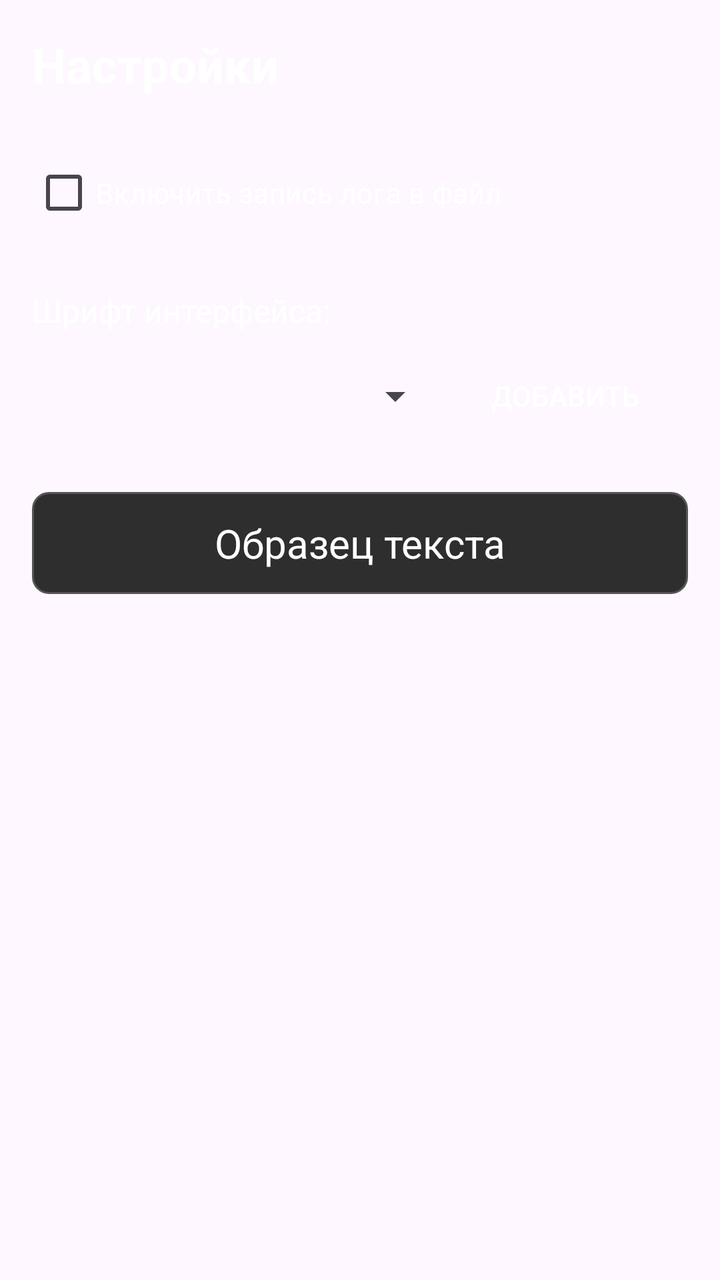
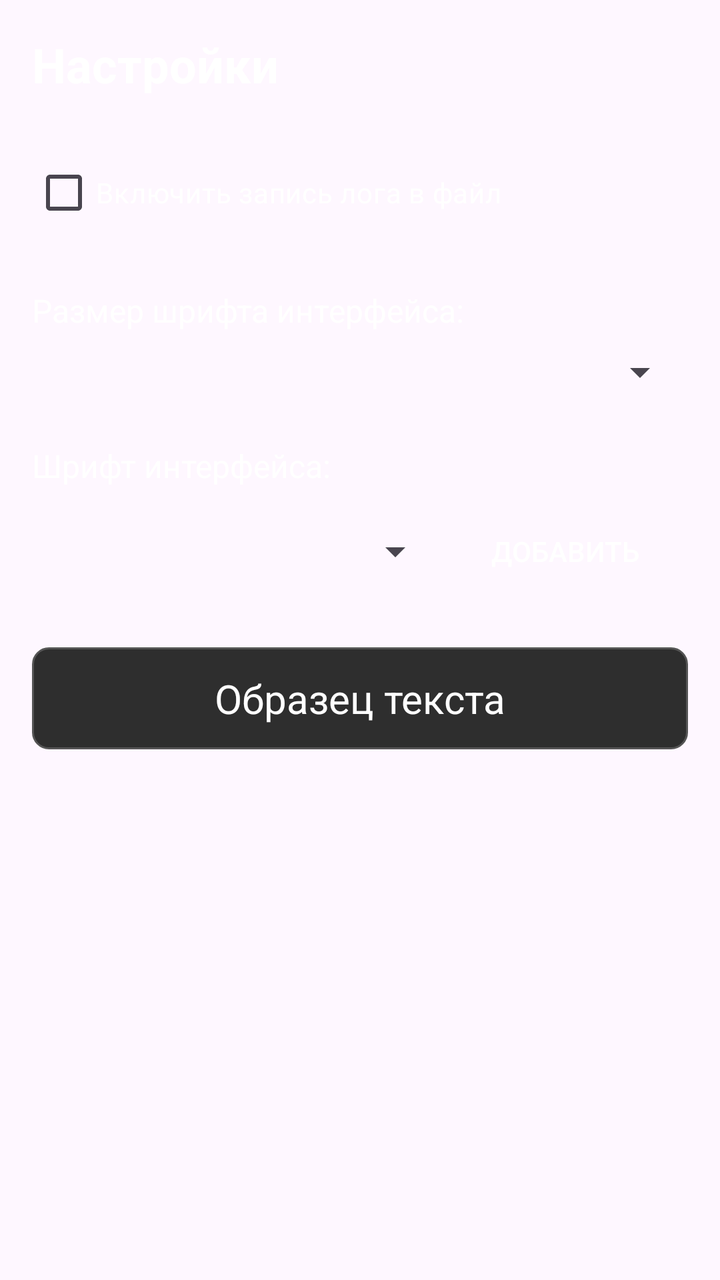

Before-and-after screenshots of an Android layout around one commit, followed by the original layout XML and the change that was made.
<!-- AndroidManifest.xml: application theme Theme.Adventure -->
<!-- res/layout/fragment_settings.xml -->
<?xml version="1.0" encoding="utf-8"?>
<LinearLayout xmlns:android="http://schemas.android.com/apk/res/android"
    android:layout_width="match_parent"
    android:layout_height="match_parent"
    android:orientation="vertical"
    android:padding="16dp">

    <TextView
        android:id="@+id/tv_settings_title"
        android:layout_width="wrap_content"
        android:layout_height="wrap_content"
        android:text="Настройки"
        android:textSize="24sp"
        android:textStyle="bold"
        android:textColor="#FFFFFF"
        android:layout_marginBottom="24dp" />

    
    <CheckBox
        android:id="@+id/cb_logging"
        android:layout_width="match_parent"
        android:layout_height="wrap_content"
        android:text="Включить запись лога в файл"
        android:textColor="#FFFFFF"
        android:layout_marginBottom="24dp" />

    
    <TextView
        android:layout_width="wrap_content"
        android:layout_height="wrap_content"
        android:text="Шрифт интерфейса:"
        android:textSize="16sp"
        android:textColor="#FFFFFF"
        android:layout_marginBottom="8dp" />

    <LinearLayout
        android:layout_width="match_parent"
        android:layout_height="wrap_content"
        android:orientation="horizontal"
        android:gravity="center_vertical"
        android:layout_marginBottom="8dp">

        <Spinner
            android:id="@+id/spinner_font"
            android:layout_width="0dp"
            android:layout_height="wrap_content"
            android:layout_weight="1" />

        <Button
            android:id="@+id/btn_add_font"
            android:layout_width="wrap_content"
            android:layout_height="wrap_content"
            android:text="Добавить"
            android:textColor="#FFFFFF"
            style="?android:attr/borderlessButtonStyle" />
    </LinearLayout>

    
    <TextView
        android:id="@+id/tv_font_sample"
        android:layout_width="match_parent"
        android:layout_height="wrap_content"
        android:text="Образец текста"
        android:textSize="20sp"
        android:textColor="#FFFFFF"
        android:gravity="center"
        android:layout_marginTop="16dp"
        android:padding="12dp"
        android:background="@drawable/scene_background" />

</LinearLayout>
<!-- resources referenced by this layout -->
<resources>
  <!-- drawable scene_background (drawable) -->
  <?xml version="1.0" encoding="utf-8"?>
  <shape xmlns:android="http://schemas.android.com/apk/res/android"
      android:shape="rectangle">
      <solid android:color="#2E2E2E" />
      <stroke
          android:width="1dp"
          android:color="#555555" />
      <corners android:radius="8dp" />
      <padding
          android:left="8dp"
          android:right="8dp"
          android:top="8dp"
          android:bottom="8dp" />
  </shape>
  <style name="Theme.Adventure" parent="Base.Theme.Adventure" />
  <style name="Base.Theme.Adventure" parent="Theme.Material3.DayNight.NoActionBar">
          
          
      </style>
</resources>

<!-- the commit's change to res/layout/fragment_settings.xml (unified diff, before → after) -->
@@ -22,6 +22,21 @@
         android:layout_height="wrap_content"
         android:text="Включить запись лога в файл"
         android:textColor="#FFFFFF"
+        android:layout_marginBottom="24dp" />
+
+    
+    <TextView
+        android:layout_width="wrap_content"
+        android:layout_height="wrap_content"
+        android:text="Размер шрифта интерфейса:"
+        android:textSize="16sp"
+        android:textColor="#FFFFFF"
+        android:layout_marginBottom="8dp" />
+
+    <Spinner
+        android:id="@+id/spinner_font_size"
+        android:layout_width="match_parent"
+        android:layout_height="wrap_content"
         android:layout_marginBottom="24dp" />
 
     
